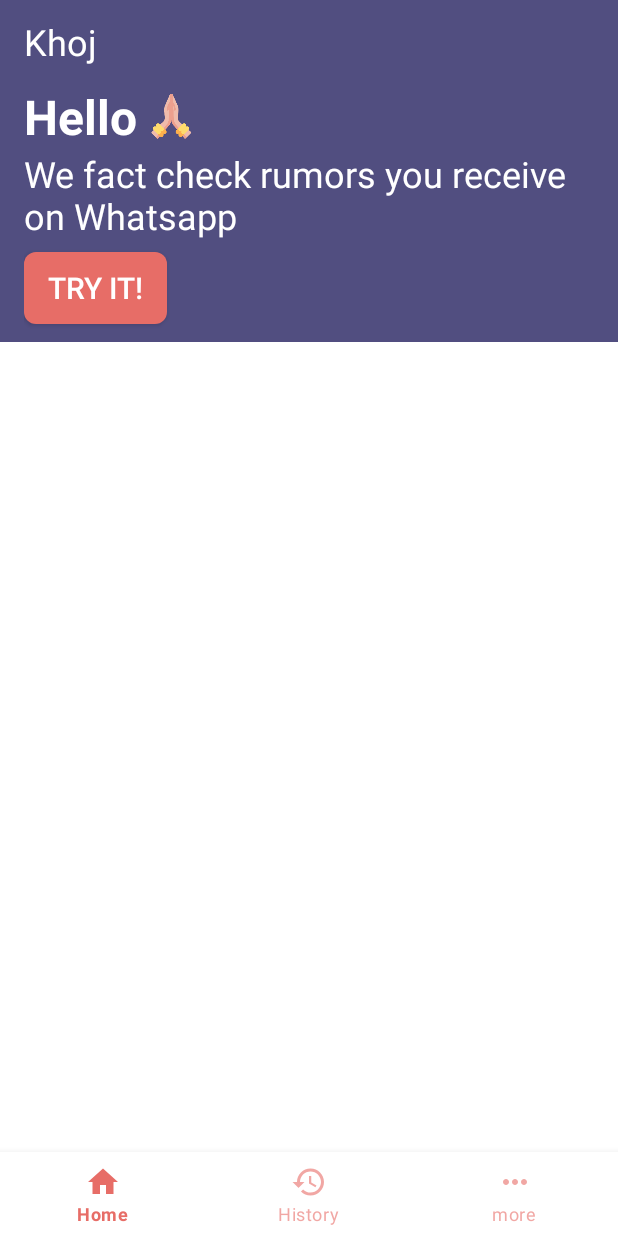
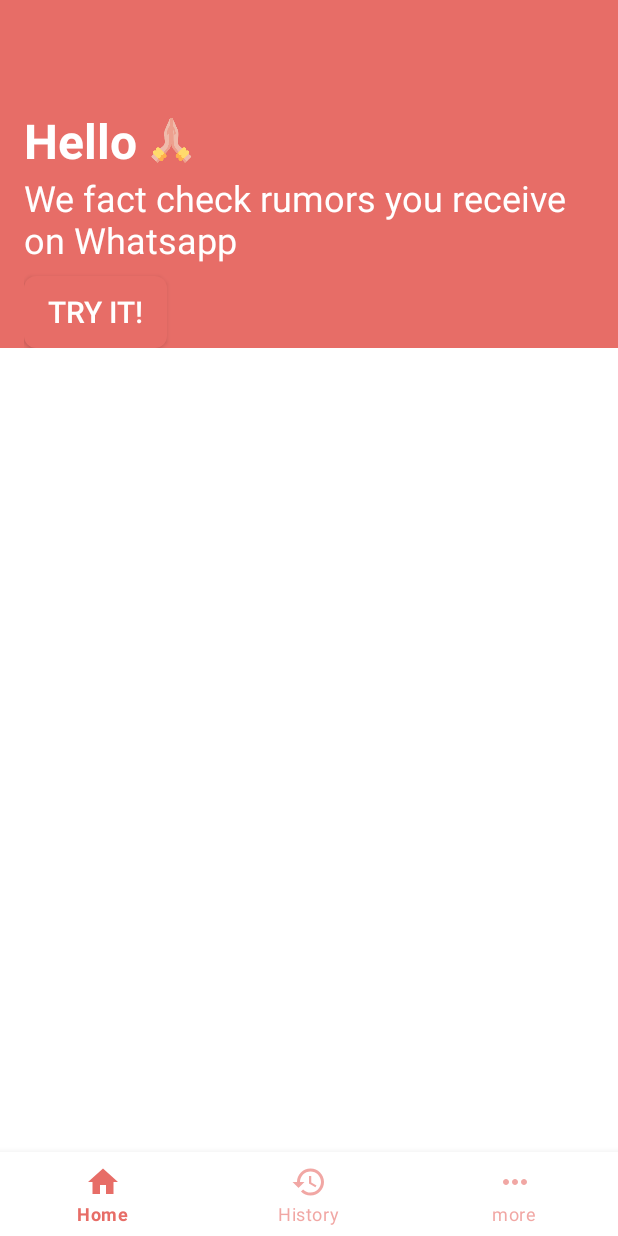
Before and after one commit to tattle-made/khoj-android, an Android app: the layout activity_homepage.xml on its own in the app's theme, with its tools: preview values and no code run, on a phone screen of 412 x 824 dp. Run offline under Robolectric (Android 15) with nearby library versions, the phone set to English and light mode, and no system bars; network calls fail.

Commit message:
collapsing scrollbar added

```diff
--- a/app/src/main/java/in/co/tattle/khoj/ui/SplashActivity.kt
+++ b/app/src/main/java/in/co/tattle/khoj/ui/SplashActivity.kt
@@ -35,7 +35,7 @@ class SplashActivity : AppCompatActivity() {
     }
 
     private fun startNextActivity() {
-        startActivity(Intent(this, IntroActivity::class.java))
+        startActivity(Intent(this, HomepageActivity::class.java))
     }
 
     private fun startHandler() {
--- a/app/src/main/res/drawable/border_top_rounded.xml
+++ /dev/null
@@ -1,13 +0,0 @@
-<?xml version="1.0" encoding="utf-8"?>
-<shape xmlns:android="http://schemas.android.com/apk/res/android"
-    android:shape="rectangle">
-
-    <solid android:color="@color/secondaryTextColor" />
-    <stroke
-        android:width="8dp"
-        android:color="@color/secondaryTextColor" />
-    <corners
-        android:topLeftRadius="@dimen/top_margin"
-        android:topRightRadius="@dimen/top_margin" />
-
-</shape>
--- a/app/src/main/res/layout/activity_homepage.xml
+++ b/app/src/main/res/layout/activity_homepage.xml
@@ -1,46 +1,46 @@
 <?xml version="1.0" encoding="utf-8"?>
-<androidx.constraintlayout.widget.ConstraintLayout xmlns:android="http://schemas.android.com/apk/res/android"
+<androidx.coordinatorlayout.widget.CoordinatorLayout xmlns:android="http://schemas.android.com/apk/res/android"
     xmlns:app="http://schemas.android.com/apk/res-auto"
     xmlns:tools="http://schemas.android.com/tools"
     android:layout_width="match_parent"
     android:layout_height="match_parent"
+    android:fitsSystemWindows="true"
     tools:context=".ui.home.HomepageActivity">
 
-    <androidx.appcompat.widget.Toolbar
-        android:id="@+id/toolbarHomepage"
-        style="@style/toolbarTheme"
+    <com.google.android.material.appbar.AppBarLayout
+        android:id="@+id/appBar"
         android:layout_width="match_parent"
         android:layout_height="wrap_content"
-        android:background="@color/secondaryColor"
-        app:layout_constraintStart_toStartOf="parent"
-        app:layout_constraintTop_toTopOf="parent">
+        android:fitsSystemWindows="true"
+        android:theme="@style/ThemeOverlay.AppCompat.Dark.ActionBar">
 
-        <LinearLayout
+        <com.google.android.material.appbar.CollapsingToolbarLayout
+            android:id="@+id/collapsingToolbar"
             android:layout_width="match_parent"
             android:layout_height="wrap_content"
-            android:orientation="vertical">
-
-            <TextView
-                android:layout_width="wrap_content"
-                android:layout_height="?attr/actionBarSize"
-                android:gravity="center_vertical"
-                android:text="@string/app_name"
-                android:textColor="@color/secondaryTextColor"
-                android:textSize="@dimen/toolbar_text" />
+            app:contentScrim="@color/secondaryColor"
+            app:layout_scrollFlags="scroll|exitUntilCollapsed|enterAlwaysCollapsed"
+            app:scrimAnimationDuration="100"
+            app:scrimVisibleHeightTrigger="120dp"
+            app:titleEnabled="false">
 
             <LinearLayout
                 android:id="@+id/llToolbarWelcome"
                 android:layout_width="match_parent"
-                android:layout_height="wrap_content"
+                android:layout_height="match_parent"
+                android:layout_marginTop="?attr/actionBarSize"
+                android:fitsSystemWindows="true"
                 android:orientation="vertical"
-                android:paddingStart="0dp"
-                android:paddingEnd="8dp">
+                android:paddingStart="@dimen/page_margin"
+                android:paddingEnd="@dimen/page_margin"
+                app:layout_collapseMode="pin">
 
                 <TextView
                     android:layout_width="wrap_content"
                     android:layout_height="wrap_content"
+                    android:layout_marginTop="@dimen/page_margin"
                     android:drawableEnd="@drawable/ic_namaste_small"
-                    android:drawablePadding="8dp"
+                    android:drawablePadding="@dimen/top_margin"
                     android:gravity="center_vertical"
                     android:text="@string/hello"
                     android:textColor="@color/secondaryTextColor"
@@ -58,7 +58,6 @@
                     android:layout_width="wrap_content"
                     android:layout_height="wrap_content"
                     android:layout_marginTop="8dp"
-                    android:layout_marginBottom="12dp"
                     android:background="@drawable/rounded_corner_primary_color"
                     android:paddingStart="16dp"
                     android:paddingEnd="16dp"
@@ -66,20 +65,35 @@
                     android:textColor="@color/secondaryTextColor"
                     android:textSize="20sp" />
             </LinearLayout>
-        </LinearLayout>
-    </androidx.appcompat.widget.Toolbar>
 
-    <FrameLayout
-        android:id="@+id/fragment_home"
+            <androidx.appcompat.widget.Toolbar
+                android:id="@+id/toolbarHomepage"
+                android:layout_width="match_parent"
+                android:layout_height="?attr/actionBarSize"
+                app:layout_collapseMode="pin"
+                app:popupTheme="@style/ThemeOverlay.AppCompat.Light" />
+        </com.google.android.material.appbar.CollapsingToolbarLayout>
+
+    </com.google.android.material.appbar.AppBarLayout>
+
+    <androidx.core.widget.NestedScrollView
         android:layout_width="match_parent"
-        android:layout_height="0dp"
-        app:layout_constraintBottom_toTopOf="@id/navHome"
-        app:layout_constraintTop_toBottomOf="@+id/toolbarHomepage" />
+        android:layout_height="match_parent"
+        app:layout_behavior="@string/appbar_scrolling_view_behavior">
+
+        <FrameLayout
+            android:id="@+id/fragment_home"
+            android:layout_width="match_parent"
+            android:layout_height="0dp"
+            app:layout_constraintBottom_toTopOf="@id/navHome"
+            app:layout_constraintTop_toBottomOf="@+id/toolbarHomepage" />
+    </androidx.core.widget.NestedScrollView>
 
     <com.google.android.material.bottomnavigation.BottomNavigationView
         android:id="@+id/navHome"
         android:layout_width="match_parent"
         android:layout_height="wrap_content"
+        android:layout_gravity="bottom"
         app:itemHorizontalTranslationEnabled="true"
         app:itemIconTint="@color/bottom_navigation_text"
         app:itemTextColor="@color/bottom_navigation_text"
@@ -87,4 +101,4 @@
         app:layout_constraintStart_toStartOf="parent"
         app:menu="@menu/home_menu" />
 
-</androidx.constraintlayout.widget.ConstraintLayout>
+</androidx.coordinatorlayout.widget.CoordinatorLayout>
--- a/app/src/main/res/layout/home_adapter_share.xml
+++ b/app/src/main/res/layout/home_adapter_share.xml
@@ -35,15 +35,6 @@
             app:layout_constraintStart_toStartOf="parent"
             app:layout_constraintTop_toTopOf="parent" />
 
-        <ImageView
-            android:layout_width="match_parent"
-            android:layout_height="wrap_content"
-            android:src="@drawable/border_top_rounded"
-            app:layout_constraintBottom_toBottomOf="@+id/imgShare"
-            app:layout_constraintEnd_toEndOf="@+id/imgShare"
-            app:layout_constraintStart_toStartOf="@+id/imgShare"
-            app:layout_constraintTop_toTopOf="@+id/imgShare" />
-
         <TextView
             android:id="@+id/tvShareHead"
             android:layout_width="0dp"
```
